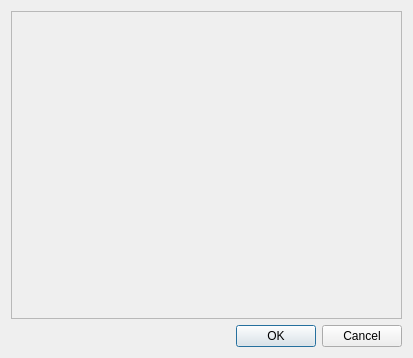
Qt form src/languageSelector.ui (Fantazzj/MS-office-installer-Qt) before a commit.
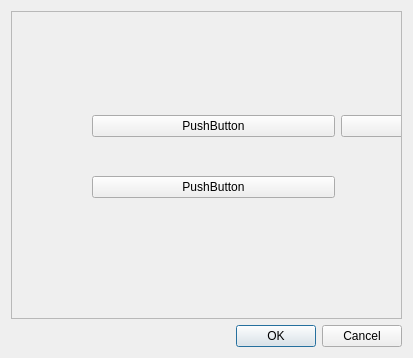
The same form after that commit.

Commit message: dynamic checkboxes for languageSelector appears correctly

Diff of the .ui file:
```diff
--- a/src/languageSelector.ui
+++ b/src/languageSelector.ui
@@ -34,6 +34,39 @@
         <height>308</height>
        </rect>
       </property>
+      <widget class="QWidget" name="gridLayoutWidget">
+       <property name="geometry">
+        <rect>
+         <x>80</x>
+         <y>70</y>
+         <width>491</width>
+         <height>151</height>
+        </rect>
+       </property>
+       <layout class="QGridLayout" name="gridLayout">
+        <item row="0" column="0">
+         <widget class="QPushButton" name="pushButton">
+          <property name="text">
+           <string>PushButton</string>
+          </property>
+         </widget>
+        </item>
+        <item row="1" column="0">
+         <widget class="QPushButton" name="pushButton_2">
+          <property name="text">
+           <string>PushButton</string>
+          </property>
+         </widget>
+        </item>
+        <item row="0" column="1">
+         <widget class="QPushButton" name="pushButton_3">
+          <property name="text">
+           <string>PushButton</string>
+          </property>
+         </widget>
+        </item>
+       </layout>
+      </widget>
      </widget>
     </widget>
    </item>
```
The commit also changes 1 other file.
